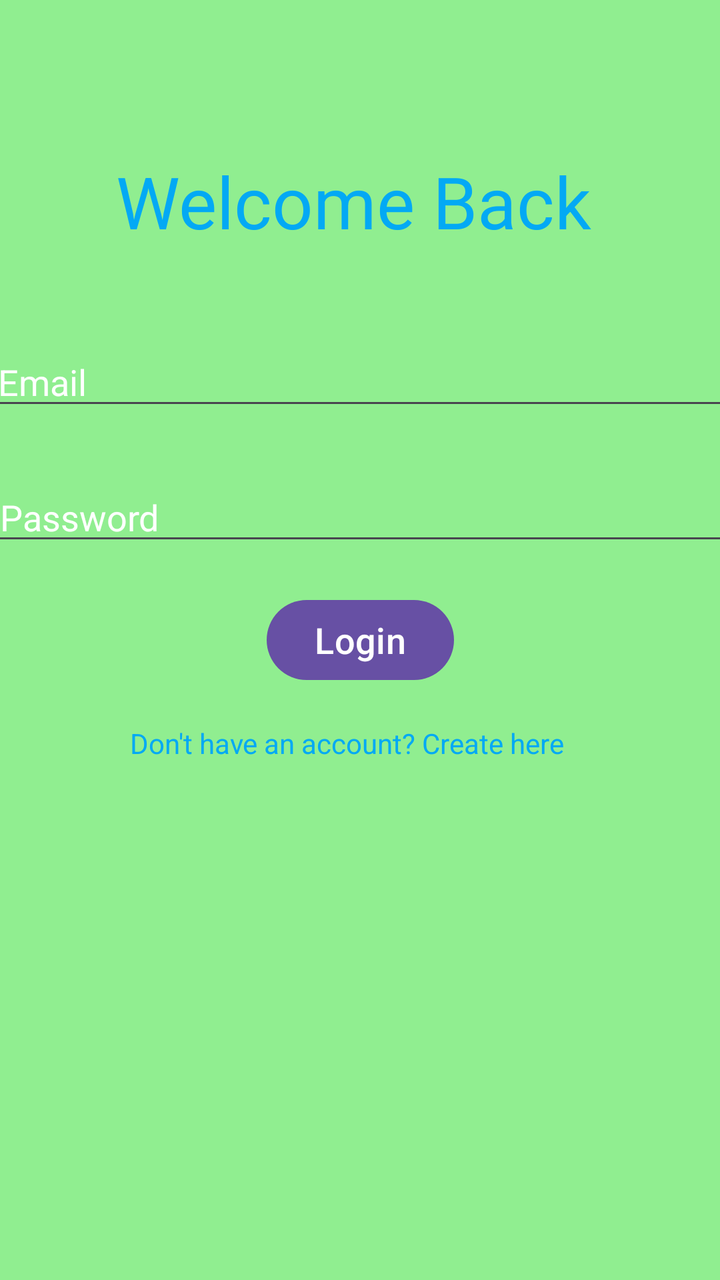
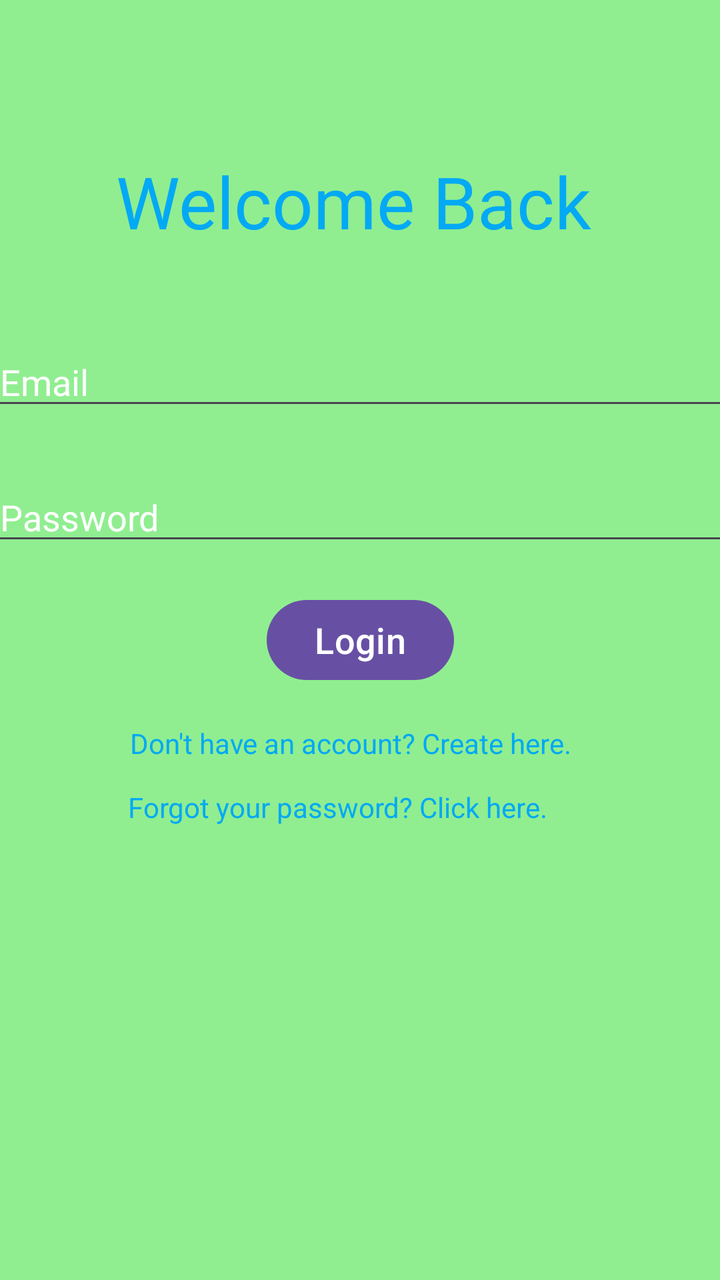

Screens rendered from an Android XML layout before and after an edit, with the pre-edit source and the edit as a unified diff.
<!-- AndroidManifest.xml: application theme Theme.GroceryManagementApp -->
<!-- res/layout/activity_login.xml -->
<?xml version="1.0" encoding="utf-8"?>
<androidx.constraintlayout.widget.ConstraintLayout xmlns:android="http://schemas.android.com/apk/res/android"
    xmlns:app="http://schemas.android.com/apk/res-auto"
    xmlns:tools="http://schemas.android.com/tools"
    android:orientation="vertical"
    android:gravity="center"
    android:background="#90EE90"
    android:id="@+id/main"
    android:layout_width="match_parent"
    android:layout_height="match_parent"
    tools:context=".LoginActivity">

    <EditText
        android:id="@+id/email"
        android:layout_width="371dp"
        android:layout_height="wrap_content"
        android:height="50dp"
        android:autofillHints="emailAddress"
        android:hint="Email"
        android:inputType="textEmailAddress"
        android:textColorHint="#FFFFFF"
        app:layout_constraintBottom_toBottomOf="parent"
        app:layout_constraintEnd_toEndOf="parent"
        app:layout_constraintStart_toStartOf="parent"
        app:layout_constraintTop_toTopOf="parent"
        app:layout_constraintVertical_bias="0.282" />

    <EditText
        android:id="@+id/password"
        android:layout_width="371dp"
        android:layout_height="wrap_content"
        android:height="50dp"
        android:autofillHints="password"
        android:hint="Password"
        android:inputType="textPassword"
        android:textColorHint="#FFFFFF"
        app:layout_constraintBottom_toBottomOf="parent"
        app:layout_constraintEnd_toEndOf="parent"
        app:layout_constraintHorizontal_bias="0.4"
        app:layout_constraintStart_toStartOf="parent"
        app:layout_constraintTop_toTopOf="parent"
        app:layout_constraintVertical_bias="0.395" />

    <Button
        android:id="@+id/continueBtn"
        android:layout_width="wrap_content"
        android:layout_height="wrap_content"
        android:layout_margin="20dp"
        android:text="Login"
        android:textSize="18sp"
        app:layout_constraintBottom_toBottomOf="parent"
        app:layout_constraintEnd_toEndOf="parent"
        app:layout_constraintStart_toStartOf="parent"
        app:layout_constraintTop_toTopOf="parent" />

    <TextView
        android:id="@+id/move"
        android:layout_width="229dp"
        android:layout_height="16dp"
        android:text="Don't have an account? Create here"
        android:textColor="@color/high_blue"
        app:layout_constraintBottom_toBottomOf="parent"
        app:layout_constraintEnd_toEndOf="parent"
        app:layout_constraintHorizontal_bias="0.497"
        app:layout_constraintStart_toStartOf="parent"
        app:layout_constraintTop_toTopOf="parent"
        app:layout_constraintVertical_bias="0.58" />

    <TextView
        android:id="@+id/textViewReturn"
        android:layout_width="wrap_content"
        android:layout_height="wrap_content"
        android:text="Welcome Back"
        android:textSize="36sp"
        android:textColor="@color/high_blue"
        app:layout_constraintBottom_toBottomOf="parent"
        app:layout_constraintEnd_toEndOf="parent"
        app:layout_constraintHorizontal_bias="0.476"
        app:layout_constraintStart_toStartOf="parent"
        app:layout_constraintTop_toTopOf="parent"
        app:layout_constraintVertical_bias="0.129" />


</androidx.constraintlayout.widget.ConstraintLayout>
<!-- resources referenced by this layout -->
<resources>
  <color name="high_blue">#03A9F4</color>
  <style name="Theme.GroceryManagementApp" parent="Base.Theme.GroceryManagementApp" />
  <style name="Base.Theme.GroceryManagementApp" parent="Theme.Material3.DayNight.NoActionBar">
          
          
      </style>
</resources>

<!-- the commit's change to res/layout/activity_login.xml (unified diff, before → after) -->
@@ -21,6 +21,7 @@
         android:textColorHint="#FFFFFF"
         app:layout_constraintBottom_toBottomOf="parent"
         app:layout_constraintEnd_toEndOf="parent"
+        app:layout_constraintHorizontal_bias="0.4"
         app:layout_constraintStart_toStartOf="parent"
         app:layout_constraintTop_toTopOf="parent"
         app:layout_constraintVertical_bias="0.282" />
@@ -57,7 +58,7 @@
         android:id="@+id/move"
         android:layout_width="229dp"
         android:layout_height="16dp"
-        android:text="Don't have an account? Create here"
+        android:text="Don't have an account? Create here."
         android:textColor="@color/high_blue"
         app:layout_constraintBottom_toBottomOf="parent"
         app:layout_constraintEnd_toEndOf="parent"
@@ -65,6 +66,19 @@
         app:layout_constraintStart_toStartOf="parent"
         app:layout_constraintTop_toTopOf="parent"
         app:layout_constraintVertical_bias="0.58" />
+
+    <TextView
+        android:id="@+id/move2"
+        android:layout_width="239dp"
+        android:layout_height="27dp"
+        android:text="Forgot your password? Click here."
+        android:textColor="@color/high_blue"
+        app:layout_constraintBottom_toBottomOf="parent"
+        app:layout_constraintEnd_toEndOf="parent"
+        app:layout_constraintHorizontal_bias="0.529"
+        app:layout_constraintStart_toStartOf="parent"
+        app:layout_constraintTop_toTopOf="parent"
+        app:layout_constraintVertical_bias="0.643" />
 
     <TextView
         android:id="@+id/textViewReturn"
